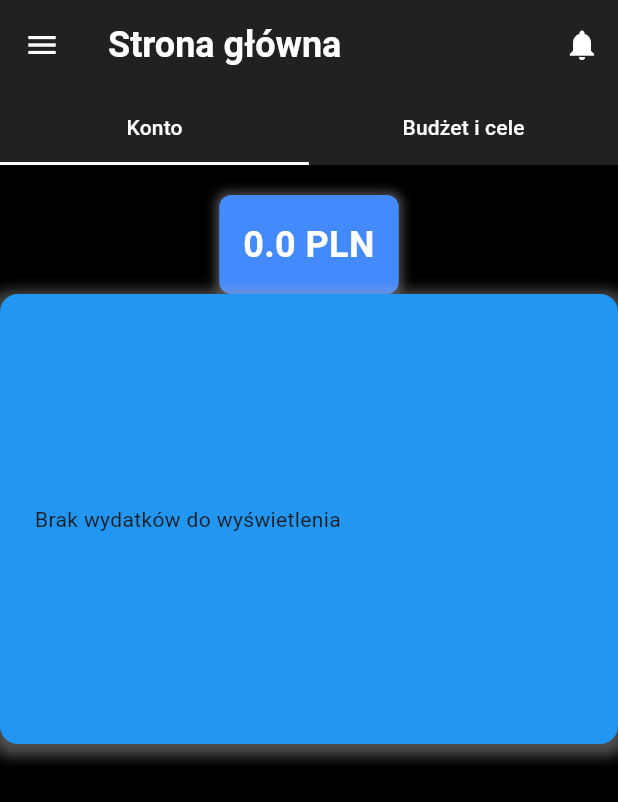
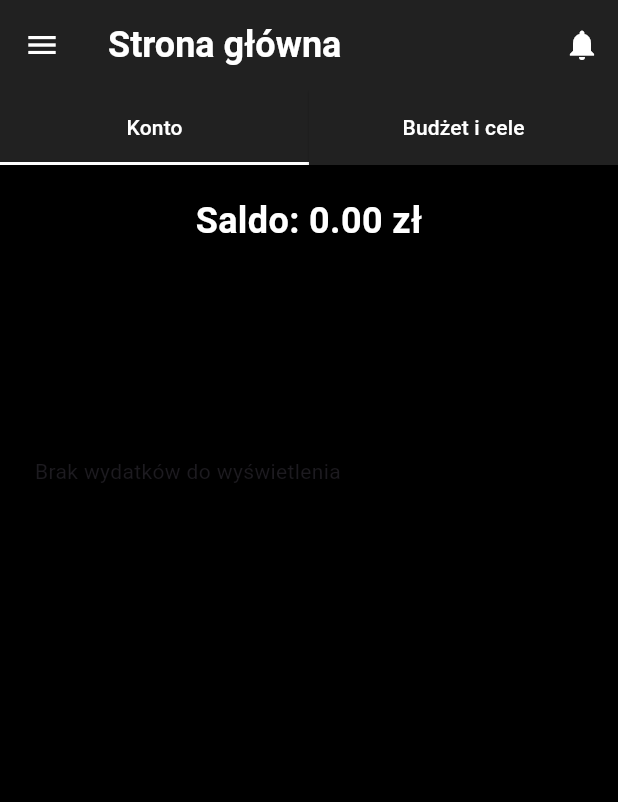
Before and after one commit to ZPatryk/MyWallet, a Flutter app: the screen it shows after launch, on a phone screen of 412 x 824 dp. Shown: the top 802 px of the screen. Run offline on Flutter 3.47's test engine with Material 3 defaults, Android fonts, the phone set to English and light mode, and no system bars; our stand-ins replace fl_chart.

Commit message:
Dodanie wydatków w centrum wykresu

```diff
--- a/lib/main.dart
+++ b/lib/main.dart
@@ -2,6 +2,7 @@ import 'package:flutter/material.dart';
 import 'package:provider/provider.dart';
 import 'package:wallet/provider/balance_model.dart';
 import 'package:wallet/provider/category_expenses_model.dart'; // Import nowego modelu
+import 'package:wallet/provider/subtract_model.dart';
 import 'package:wallet/screens/account.dart';
 import 'package:wallet/screens/category.dart';
 import 'package:wallet/screens/data.dart';
@@ -19,6 +20,7 @@ void main() {
         ChangeNotifierProvider(
             create: (context) =>
                 CategoryExpensesModel()), // Drugi model dla wydatków w kategoriach
+        ChangeNotifierProvider(create: (context) => SubtractModel(0.0)),
       ],
       child: MyApp(),
     ),
@@ -30,11 +32,9 @@ class MyApp extends StatelessWidget {
   Widget build(BuildContext context) {
     return MaterialApp(
       title: 'Wallet App',
-
-      // Definicja mapy tras z nazwami
-      initialRoute: '/', // Ustawia domyślną trasę na główną stronę
+      initialRoute: '/',
       routes: {
-        '/': (context) => MyHomePage(), // Domyślna strona główna
+        '/': (context) => MyHomePage(),
         '/account': (context) => MyAccount(),
         '/category': (context) => Category(),
         '/data': (context) => Data(categoryName: ''),
--- /dev/null
+++ b/lib/provider/subtract_model.dart
@@ -0,0 +1,14 @@
+import 'package:flutter/foundation.dart';
+
+class SubtractModel with ChangeNotifier {
+  double _substract;
+
+  SubtractModel(this._substract);
+
+  double get substract => _substract;
+
+  void subtractBalance(double value) {
+    _substract -= value;
+    notifyListeners(); // Informujemy widżety o zmianie
+  }
+}
--- a/lib/screens/account.dart
+++ b/lib/screens/account.dart
@@ -1,7 +1,6 @@
 import 'package:flutter/cupertino.dart';
 import 'package:flutter/material.dart';
 import 'package:provider/provider.dart';
-import 'package:wallet/screens/data.dart';
 import 'package:wallet/utils/text_styles.dart';
 
 import '../provider/category_expenses_model.dart';
--- a/lib/screens/data.dart
+++ b/lib/screens/data.dart
@@ -1,7 +1,6 @@
 import 'package:flutter/material.dart';
 import 'package:provider/provider.dart';
-import 'package:wallet/screens/account.dart';
-import 'package:wallet/screens/category.dart';
+import 'package:wallet/provider/subtract_model.dart';
 import '../provider/balance_model.dart';
 import '../provider/category_expenses_model.dart';
 import '../utils/text_styles.dart';
@@ -41,12 +40,15 @@ class _DataState extends State<Data> {
         Provider.of<CategoryExpensesModel>(context, listen: false);
     double? value = double.tryParse(_inputValue);
 
+    final subtractModel = Provider.of<SubtractModel>(context, listen: false);
+
     if (value != null) {
       if (_selectedTabIndex == 0) {
         balanceModel.addBalance(value); // Dodaj do balansu
       } else {
         balanceModel.subtractBalance(value); // Odejmij od balansu
         categoryExpensesModel.addExpense(value, widget.categoryName);
+        subtractModel.subtractBalance(value);
       }
     }
 
--- a/lib/screens/my_home_page.dart
+++ b/lib/screens/my_home_page.dart
@@ -2,9 +2,9 @@ import 'package:flutter/material.dart';
 import 'package:provider/provider.dart';
 import '../provider/balance_model.dart';
 import '../provider/category_expenses_model.dart';
+import '../provider/subtract_model.dart';
 import '../utils/expenses.dart';
 import '../utils/text_styles.dart';
-import 'account.dart';
 import '../utils/category_expenses_model.dart'; // Import twojego ekranu "Konto"
 
 class MyHomePage extends StatefulWidget {
@@ -25,7 +25,8 @@ class _MyHomePageState extends State<MyHomePage> {
   Widget build(BuildContext context) {
     final balanceModel =
         Provider.of<BalanceModel>(context); // Pobierz balans z Provider
-    final categoryExpensesModel = Provider.of<CategoryExpensesModel>(context);
+    final subtractModel = Provider.of<SubtractModel>(context, listen: false);
+    //final categoryExpensesModel = Provider.of<CategoryExpensesModel>(context);
 
     return Scaffold(
       backgroundColor: Colors.black,
@@ -138,20 +139,12 @@ class _MyHomePageState extends State<MyHomePage> {
           SizedBox(height: 20),
           // Wyświetlanie balansu
           Container(
-            padding: EdgeInsets.all(16),
             decoration: BoxDecoration(
-              color: Colors.blueAccent,
+              color: Colors.transparent,
               borderRadius: BorderRadius.circular(8),
-              boxShadow: [
-                BoxShadow(
-                  color: Colors.grey.withOpacity(0.5),
-                  spreadRadius: 2,
-                  blurRadius: 5,
-                ),
-              ],
             ),
             child: Text(
-              '${balanceModel.balance} PLN', // Wyświetl balans
+              'Saldo: ${balanceModel.balance.toStringAsFixed(2)} zł', // Wyświetl balans
               style: const TextStyle(
                 fontSize: 24,
                 fontWeight: FontWeight.bold,
@@ -162,23 +155,15 @@ class _MyHomePageState extends State<MyHomePage> {
           ),
           Container(
             decoration: BoxDecoration(
-              color: Colors.blue,
+              color: Colors.transparent,
               borderRadius: BorderRadius.circular(12),
-              boxShadow: [
-                BoxShadow(
-                  color: Colors.grey.withOpacity(0.5),
-                  spreadRadius: 5,
-                  blurRadius: 7,
-                  offset: Offset(0, 3),
-                ),
-              ],
             ),
             padding: EdgeInsets.all(16),
-            height: 300, // Wysokość kontenera
+            height: 300,
             child: Row(
               children: [
                 Expanded(
-                  flex: 3, // Lewa kolumna zajmuje 2/3 szerokości
+                  flex: 3, // Lewa kolumna zajmuje 3 z 5
                   child: CategoryExpensesPieChart(), // Wykres kołowy
                 ),
                 SizedBox(width: 16), // Odstęp między kolumnami
@@ -191,7 +176,7 @@ class _MyHomePageState extends State<MyHomePage> {
                 ),
               ],
             ),
-          )
+          ),
         ],
       ),
     );
--- a/lib/utils/category_expenses_model.dart
+++ b/lib/utils/category_expenses_model.dart
@@ -1,7 +1,8 @@
 import 'package:flutter/material.dart';
 import 'package:provider/provider.dart';
 import 'package:fl_chart/fl_chart.dart';
-import '../provider/category_expenses_model.dart'; // Import modelu CategoryExpensesModel z folderu "provider"
+import '../provider/category_expenses_model.dart';
+import '../provider/subtract_model.dart'; // Import modelu CategoryExpensesModel z folderu "provider"
 
 // Widget wyświetlający wykres kołowy dla wydatków w kategoriach
 class CategoryExpensesPieChart extends StatelessWidget {
@@ -16,23 +17,25 @@ class CategoryExpensesPieChart extends StatelessWidget {
     // Przetwarzamy wydatki, aby połączyć nieznane kategorie pod "Inne"
     final processedExpenses = _processExpenses(expenses);
 
+    final subtractModel = Provider.of<SubtractModel>(context, listen: false);
+
     return Center(
-      // Jeśli mapa `processedExpenses` jest pusta, wyświetlamy komunikat o braku wydatków
       child: processedExpenses.isEmpty
           ? Text("Brak wydatków do wyświetlenia")
-          : PieChart(
-              // PieChartData konfiguruje dane i wygląd wykresu kołowego
+          : Stack(
+              alignment: Alignment.center,
+              children: [
+                // Wykres kołowy
+                PieChart(
                   PieChartData(
-                // Tworzymy listę sekcji wykresu z mapy `processedExpenses`
                     sections: processedExpenses.entries.map((entry) {
-                  final category = entry.key; // Nazwa kategorii (klucz)
-                  final expense = entry.value; // Wartość wydatku (wartość)
+                      final category = entry.key;
+                      final expense = entry.value;
 
-                  // Konfiguracja każdej sekcji wykresu kołowego
                       return PieChartSectionData(
                         color: _getCategoryColor(category),
                         value: expense,
-                    title: '${expense.toStringAsFixed(2)} PLN',
+                        title: '${expense.toStringAsFixed(1)} \nPLN',
                         radius: 45,
                         titleStyle: const TextStyle(
                           fontSize: 14,
@@ -40,10 +43,25 @@ class CategoryExpensesPieChart extends StatelessWidget {
                           color: Colors.white,
                         ),
                       );
-                }).toList(), // Konwersja sekcji na listę
+                    }).toList(),
                     sectionsSpace: 1,
-                centerSpaceRadius: 45,
+                    centerSpaceRadius:
+                        45, // Dodajemy przestrzeń na tekst w środku
                   ),
+                ),
+                // Tekst w środku wykresu
+                Container(
+                  child: Text(
+                    '${subtractModel.substract}\nPLN', // Wyświetl balans
+                    style: const TextStyle(
+                      fontSize: 16,
+                      fontWeight: FontWeight.bold,
+                      color: Colors.white,
+                    ),
+                    textAlign: TextAlign.center,
+                  ),
+                ),
+              ],
             ),
     );
   }
```
Also changed, not shown: lib/utils/expenses.dart (+9 -4 lines). Lines whose indentation alone changed are shown as unchanged.
